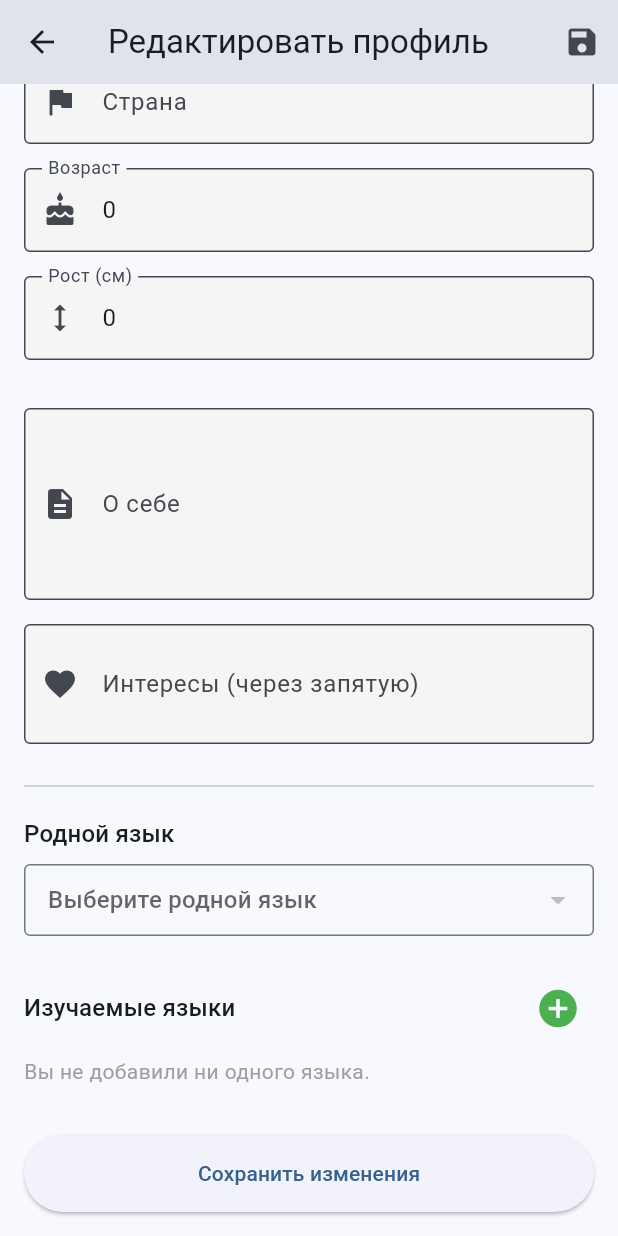
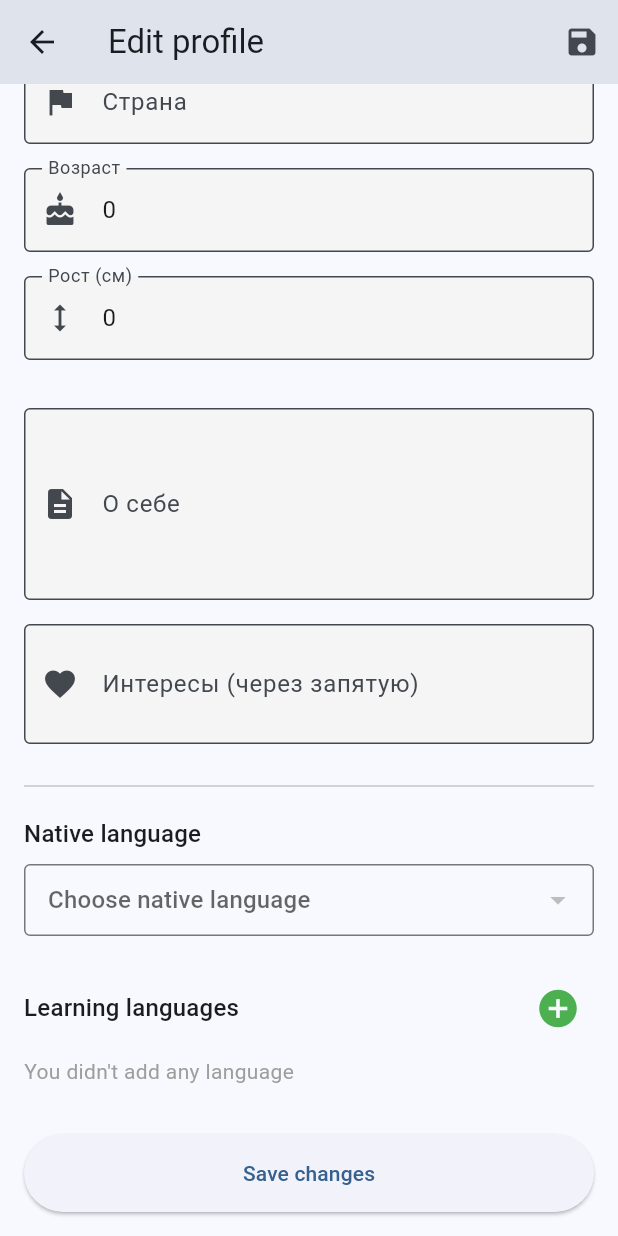
Before and after one commit to IgorvH-Developer/langbridge, a Flutter app: the EditProfileScreen screen opened directly with empty values, scrolled down 256 dp, on a phone screen of 412 x 824 dp. Run offline on Flutter 3.47's test engine with Material 3 defaults, Android fonts, the phone set to English and light mode, and no system bars; our stand-ins replace audioplayers, camera, firebase_core, firebase_messaging, flutter_dotenv, flutter_secure_storage and 4 more; missing offline and left inert: flutter_sound, flutter_webrtc, record; accounts and stored records are empty; network calls fail.

Commit message:
Sreens text were made multilanguage

```diff
--- a/lib/l10n/app_en.arb
+++ b/lib/l10n/app_en.arb
@@ -36,5 +36,49 @@
   "confirm": "confirm",
   "translationLanguage": "Translation Language",
   "systemDefault": "System Default",
-  "translationError": "Translation failed"
+  "translationError": "Translation failed",
+  "cancel" : "cancel",
+  "upp": "upp",
+  "permissionToCallNotification": "Permission to call notification",
+  "permissionToVideoNotification": "Permission to video notification",
+  "incoming": "incoming",
+  "video": "video",
+  "audio": "audio",
+  "reject": "reject",
+  "accept": "accept",
+  "recordingError": "recording error",
+  "noMessages": "no messages",
+  "noPermissionToCall": "no permission to call",
+  "chats": "Chats",
+  "youDontHaveChatsYet": "You don't have chats yet",
+  "draft": "draft",
+  "profileSaved": "Profile saved!",
+  "saveErrorTryAgain": "Save error. Try again",
+  "editProfile": "Edit profile",
+  "saveChanges": "Save changes",
+  "nativeLanguage": "Native language",
+  "chooseNativeLanguage": "Choose native language",
+  "learningLanguages": "Learning languages",
+  "youDidntAddAnyLanguage": "You didn't add any language",
+  "level": "level",
+  "addLearningLanguage": "Add learning language",
+  "chooseLanguage": "Choose language",
+  "knowledgeLevel": "Knowledge level",
+  "add": "add",
+  "publications": "Publications",
+  "failedToCreateChat": "Failed to create chat",
+  "failedToLoadProfile": "Failed to load profile",
+  "aboutMyself": "About myself",
+  "languages": "Languages",
+  "noInformation": "No information",
+  "failedToLoadChat": "Failed to load chat",
+  "native": "Native",
+  "learn": "Learn",
+  "age": "Age",
+  "country": "Country",
+  "heigh": "Heigh",
+  "recordVideo": "Record video",
+  "send": "send",
+  "notSpecified": "not specified",
+  "centimeters": "cm"
 }
--- a/lib/l10n/app_localizations.dart
+++ b/lib/l10n/app_localizations.dart
@@ -229,6 +229,270 @@ abstract class AppLocalizations {
   /// In en, this message translates to:
   /// **'Translation failed'**
   String get translationError;
+
+  /// No description provided for @cancel.
+  ///
+  /// In en, this message translates to:
+  /// **'cancel'**
+  String get cancel;
+
+  /// No description provided for @upp.
+  ///
+  /// In en, this message translates to:
+  /// **'upp'**
+  String get upp;
+
+  /// No description provided for @permissionToCallNotification.
+  ///
+  /// In en, this message translates to:
+  /// **'Permission to call notification'**
+  String get permissionToCallNotification;
+
+  /// No description provided for @permissionToVideoNotification.
+  ///
+  /// In en, this message translates to:
+  /// **'Permission to video notification'**
+  String get permissionToVideoNotification;
+
+  /// No description provided for @incoming.
+  ///
+  /// In en, this message translates to:
+  /// **'incoming'**
+  String get incoming;
+
+  /// No description provided for @video.
+  ///
+  /// In en, this message translates to:
+  /// **'video'**
+  String get video;
+
+  /// No description provided for @audio.
+  ///
+  /// In en, this message translates to:
+  /// **'audio'**
+  String get audio;
+
+  /// No description provided for @reject.
+  ///
+  /// In en, this message translates to:
+  /// **'reject'**
+  String get reject;
+
+  /// No description provided for @accept.
+  ///
+  /// In en, this message translates to:
+  /// **'accept'**
+  String get accept;
+
+  /// No description provided for @recordingError.
+  ///
+  /// In en, this message translates to:
+  /// **'recording error'**
+  String get recordingError;
+
+  /// No description provided for @noMessages.
+  ///
+  /// In en, this message translates to:
+  /// **'no messages'**
+  String get noMessages;
+
+  /// No description provided for @noPermissionToCall.
+  ///
+  /// In en, this message translates to:
+  /// **'no permission to call'**
+  String get noPermissionToCall;
+
+  /// No description provided for @chats.
+  ///
+  /// In en, this message translates to:
+  /// **'Chats'**
+  String get chats;
+
+  /// No description provided for @youDontHaveChatsYet.
+  ///
+  /// In en, this message translates to:
+  /// **'You don\'t have chats yet'**
+  String get youDontHaveChatsYet;
+
+  /// No description provided for @draft.
+  ///
+  /// In en, this message translates to:
+  /// **'draft'**
+  String get draft;
+
+  /// No description provided for @profileSaved.
+  ///
+  /// In en, this message translates to:
+  /// **'Profile saved!'**
+  String get profileSaved;
+
+  /// No description provided for @saveErrorTryAgain.
+  ///
+  /// In en, this message translates to:
+  /// **'Save error. Try again'**
+  String get saveErrorTryAgain;
+
+  /// No description provided for @editProfile.
+  ///
+  /// In en, this message translates to:
+  /// **'Edit profile'**
+  String get editProfile;
+
+  /// No description provided for @saveChanges.
+  ///
+  /// In en, this message translates to:
+  /// **'Save changes'**
+  String get saveChanges;
+
+  /// No description provided for @nativeLanguage.
+  ///
+  /// In en, this message translates to:
+  /// **'Native language'**
+  String get nativeLanguage;
+
+  /// No description provided for @chooseNativeLanguage.
+  ///
+  /// In en, this message translates to:
+  /// **'Choose native language'**
+  String get chooseNativeLanguage;
+
+  /// No description provided for @learningLanguages.
+  ///
+  /// In en, this message translates to:
+  /// **'Learning languages'**
+  String get learningLanguages;
+
+  /// No description provided for @youDidntAddAnyLanguage.
+  ///
+  /// In en, this message translates to:
+  /// **'You didn\'t add any language'**
+  String get youDidntAddAnyLanguage;
+
+  /// No description provided for @level.
+  ///
+  /// In en, this message translates to:
+  /// **'level'**
+  String get level;
+
+  /// No description provided for @addLearningLanguage.
+  ///
+  /// In en, this message translates to:
+  /// **'Add learning language'**
+  String get addLearningLanguage;
+
+  /// No description provided for @chooseLanguage.
+  ///
+  /// In en, this message translates to:
+  /// **'Choose language'**
+  String get chooseLanguage;
+
+  /// No description provided for @knowledgeLevel.
+  ///
+  /// In en, this message translates to:
+  /// **'Knowledge level'**
+  String get knowledgeLevel;
+
+  /// No description provided for @add.
+  ///
+  /// In en, this message translates to:
+  /// **'add'**
+  String get add;
+
+  /// No description provided for @publications.
+  ///
+  /// In en, this message translates to:
+  /// **'Publications'**
+  String get publications;
+
+  /// No description provided for @failedToCreateChat.
+  ///
+  /// In en, this message translates to:
+  /// **'Failed to create chat'**
+  String get failedToCreateChat;
+
+  /// No description provided for @failedToLoadProfile.
+  ///
+  /// In en, this message translates to:
+  /// **'Failed to load profile'**
+  String get failedToLoadProfile;
+
+  /// No description provided for @aboutMyself.
+  ///
+  /// In en, this message translates to:
+  /// **'About myself'**
+  String get aboutMyself;
+
+  /// No description provided for @languages.
+  ///
+  /// In en, this message translates to:
+  /// **'Languages'**
+  String get languages;
+
+  /// No description provided for @noInformation.
+  ///
+  /// In en, this message translates to:
+  /// **'No information'**
+  String get noInformation;
+
+  /// No description provided for @failedToLoadChat.
+  ///
+  /// In en, this message translates to:
+  /// **'Failed to load chat'**
+  String get failedToLoadChat;
+
+  /// No description provided for @native.
+  ///
+  /// In en, this message translates to:
+  /// **'Native'**
+  String get native;
+
+  /// No description provided for @learn.
+  ///
+  /// In en, this message translates to:
+  /// **'Learn'**
+  String get learn;
+
+  /// No description provided for @age.
+  ///
+  /// In en, this message translates to:
+  /// **'Age'**
+  String get age;
+
+  /// No description provided for @country.
+  ///
+  /// In en, this message translates to:
+  /// **'Country'**
+  String get country;
+
+  /// No description provided for @heigh.
+  ///
+  /// In en, this message translates to:
+  /// **'Heigh'**
+  String get heigh;
+
+  /// No description provided for @recordVideo.
+  ///
+  /// In en, this message translates to:
+  /// **'Record video'**
+  String get recordVideo;
+
+  /// No description provided for @send.
+  ///
+  /// In en, this message translates to:
+  /// **'send'**
+  String get send;
+
+  /// No description provided for @notSpecified.
+  ///
+  /// In en, this message translates to:
+  /// **'not specified'**
+  String get notSpecified;
+
+  /// No description provided for @centimeters.
+  ///
+  /// In en, this message translates to:
+  /// **'cm'**
+  String get centimeters;
 }
 
 class _AppLocalizationsDelegate
--- a/lib/screens/call_screen.dart
+++ b/lib/screens/call_screen.dart
@@ -1,6 +1,7 @@
 import 'package:flutter/material.dart';
 import 'package:flutter_webrtc/flutter_webrtc.dart';
 import 'package:permission_handler/permission_handler.dart';
+import '../l10n/app_localizations.dart';
 import '../services/webrtc_manager.dart';
 
 class CallScreen extends StatefulWidget {
@@ -61,6 +62,8 @@ class _CallScreenState extends State<CallScreen> {
   }
 
   Future<void> _initializeCall() async {
+    final l10n = AppLocalizations.of(context)!;
+
     // Запрашиваем разрешения
     var cameraStatus = await Permission.camera.request();
     var microphoneStatus = await Permission.microphone.request();
@@ -68,7 +71,7 @@ class _CallScreenState extends State<CallScreen> {
     if (!mounted) return;
 
     if ((widget.isVideoCall && !cameraStatus.isGranted) || !microphoneStatus.isGranted) {
-      ScaffoldMessenger.of(context).showSnackBar(const SnackBar(content: Text("Нет разрешений для звонка.")));
+      ScaffoldMessenger.of(context).showSnackBar(SnackBar(content: Text(l10n.noPermissionToCall)));
       widget.manager.endCall(); // Завершаем звонок, если нет разрешений
       return;
     }
--- a/lib/screens/edit_profile_screen.dart
+++ b/lib/screens/edit_profile_screen.dart
@@ -5,7 +5,9 @@ import 'package:image_picker/image_picker.dart';
 import 'package:LangBridge/models/user_profile.dart';
 import 'package:LangBridge/models/language.dart'; // <<< Убедитесь, что эта модель создана
 import 'package:LangBridge/services/api_service.dart';
-import 'package:LangBridge/config/app_config.dart'; // <<< Импортируем для сборки URL аватара
+import 'package:LangBridge/config/app_config.dart';
+
+import '../l10n/app_localizations.dart'; // <<< Импортируем для сборки URL аватара
 
 class EditProfileScreen extends StatefulWidget {
   final UserProfile profile;
@@ -97,6 +99,8 @@ class _EditProfileScreenState extends State<EditProfileScreen> {
   }
 
   Future<void> _saveProfile() async {
+    final l10n = AppLocalizations.of(context)!;
+
     if (!_formKey.currentState!.validate() || _isSaving) return;
 
     setState(() => _isSaving = true);
@@ -150,19 +154,21 @@ class _EditProfileScreenState extends State<EditProfileScreen> {
     if (mounted) {
       setState(() => _isSaving = false);
       if (updatedProfile != null) {
-        ScaffoldMessenger.of(context).showSnackBar(const SnackBar(content: Text("Профиль сохранен!"), backgroundColor: Colors.green));
+        ScaffoldMessenger.of(context).showSnackBar(SnackBar(content: Text(l10n.profileSaved), backgroundColor: Colors.green));
         Navigator.of(context).pop(updatedProfile); // Возвращаем результат
       } else {
-        ScaffoldMessenger.of(context).showSnackBar(const SnackBar(content: Text("Ошибка сохранения. Попробуйте снова."), backgroundColor: Colors.red));
+        ScaffoldMessenger.of(context).showSnackBar(SnackBar(content: Text(l10n.saveErrorTryAgain), backgroundColor: Colors.red));
       }
     }
   }
 
   @override
   Widget build(BuildContext context) {
+    final l10n = AppLocalizations.of(context)!;
+
     return Scaffold(
       appBar: AppBar(
-        title: const Text("Редактировать профиль"),
+        title: Text(l10n.editProfile),
         actions: [
           if (_isSaving) const Padding(padding: EdgeInsets.all(16.0), child: CircularProgressIndicator(color: Colors.white)),
           if (!_isSaving) IconButton(onPressed: _saveProfile, icon: const Icon(Icons.save), tooltip: "Сохранить"),
@@ -194,7 +200,7 @@ class _EditProfileScreenState extends State<EditProfileScreen> {
             ElevatedButton(
               style: ElevatedButton.styleFrom(padding: const EdgeInsets.symmetric(vertical: 16)),
               onPressed: _isSaving ? null : _saveProfile,
-              child: const Text("Сохранить изменения"),
+              child: Text(l10n.saveChanges),
             ),
           ],
         ),
@@ -239,16 +245,18 @@ class _EditProfileScreenState extends State<EditProfileScreen> {
   }
 
   Widget _buildNativeLanguageSelector() {
+    final l10n = AppLocalizations.of(context)!;
+
     return Column(
       crossAxisAlignment: CrossAxisAlignment.start,
       children: [
-        Text("Родной язык", style: Theme.of(context).textTheme.titleMedium),
+        Text(l10n.nativeLanguage, style: Theme.of(context).textTheme.titleMedium),
         const SizedBox(height: 8),
         DropdownButtonFormField<int?>(
           value: _nativeLanguage?.id,
           isExpanded: true,
           decoration: const InputDecoration(border: OutlineInputBorder(), contentPadding: EdgeInsets.symmetric(horizontal: 12)),
-          hint: const Text("Выберите родной язык"),
+          hint: Text(l10n.chooseNativeLanguage),
           items: _allLanguages.map((lang) => DropdownMenuItem(value: lang.id, child: Text(lang.name))).toList(),
           onChanged: (langId) {
             if (langId != null) {
@@ -264,20 +272,22 @@ class _EditProfileScreenState extends State<EditProfileScreen> {
   }
 
   Widget _buildLearningLanguagesSection() {
+    final l10n = AppLocalizations.of(context)!;
+
     return Column(
       crossAxisAlignment: CrossAxisAlignment.start,
       children: [
         Row(
           mainAxisAlignment: MainAxisAlignment.spaceBetween,
           children: [
-            Text("Изучаемые языки", style: Theme.of(context).textTheme.titleMedium),
+            Text(l10n.learningLanguages, style: Theme.of(context).textTheme.titleMedium),
             IconButton(icon: const Icon(Icons.add_circle, color: Colors.green, size: 30), onPressed: () => _showAddLearningLanguageDialog(), tooltip: "Добавить язык"),
           ],
         ),
         if (_learningLanguages.isEmpty)
-          const Padding(
+          Padding(
             padding: EdgeInsets.symmetric(vertical: 8.0),
-            child: Text("Вы не добавили ни одного языка.", style: TextStyle(color: Colors.grey)),
+            child: Text(l10n.youDidntAddAnyLanguage, style: TextStyle(color: Colors.grey)),
           ),
         ..._learningLanguages.map((lang) {
           return Card(
@@ -285,7 +295,7 @@ class _EditProfileScreenState extends State<EditProfileScreen> {
             child: ListTile(
               leading: CircleAvatar(child: Text(lang.code.toUpperCase(), style: const TextStyle(fontWeight: FontWeight.bold))),
               title: Text(lang.name),
-              subtitle: Text("Уровень: ${lang.level}"),
+              subtitle: Text("${l10n.level}: ${lang.level}"),
               trailing: IconButton(
                 icon: const Icon(Icons.delete, color: Colors.red),
                 onPressed: () => setState(() => _learningLanguages.remove(lang)),
@@ -301,6 +311,7 @@ class _EditProfileScreenState extends State<EditProfileScreen> {
     Language? selectedLang;
     String selectedLevel = 'A1';
     final levels = ['A1', 'A2', 'B1', 'B2', 'C1', 'C2'];
+    final l10n = AppLocalizations.of(context)!;
 
     // Фильтруем языки, которые уже выбраны (как родной или изучаемый)
     final availableLangs = _allLanguages.where((l) => l.id != _nativeLanguage?.id && !_learningLanguages.any((learnLang) => learnLang.id == l.id)).toList();
@@ -311,28 +322,28 @@ class _EditProfileScreenState extends State<EditProfileScreen> {
         return StatefulBuilder(
           builder: (context, setDialogState) {
             return AlertDialog(
-              title: const Text("Добавить изучаемый язык"),
+              title: Text(l10n.addLearningLanguage),
               content: Column(
                 mainAxisSize: MainAxisSize.min,
                 children: [
                   DropdownButton<Language>(
                     value: selectedLang,
                     isExpanded: true,
-                    hint: const Text("Выберите язык"),
+                    hint: Text(l10n.chooseLanguage),
                     items: availableLangs.map((lang) => DropdownMenuItem(value: lang, child: Text(lang.name))).toList(),
                     onChanged: (lang) => setDialogState(() => selectedLang = lang),
                   ),
                   DropdownButton<String>(
                     value: selectedLevel,
                     isExpanded: true,
-                    hint: const Text("Уровень владения"),
+                    hint: Text(l10n.knowledgeLevel),
                     items: levels.map((level) => DropdownMenuItem(value: level, child: Text(level))).toList(),
                     onChanged: (level) => setDialogState(() => selectedLevel = level!),
                   ),
                 ],
               ),
               actions: [
-                TextButton(onPressed: () => Navigator.of(context).pop(), child: const Text("Отмена")),
+                TextButton(onPressed: () => Navigator.of(context).pop(), child: Text(l10n.cancel)),
                 ElevatedButton(
                   onPressed: () {
                     if (selectedLang != null) {
@@ -342,7 +353,7 @@ class _EditProfileScreenState extends State<EditProfileScreen> {
                       Navigator.of(context).pop();
                     }
                   },
-                  child: const Text("Добавить"),
+                  child: Text(l10n.add),
                 ),
               ],
             );
--- a/lib/screens/feed_screen.dart
+++ b/lib/screens/feed_screen.dart
@@ -1,10 +1,13 @@
 import 'package:flutter/material.dart';
+
+import '../l10n/app_localizations.dart';
 
 class FeedScreen extends StatelessWidget {
   const FeedScreen({super.key});
 
   @override
   Widget build(BuildContext context) {
-    return const Center(child: Text("Лента публикаций"));
+    final l10n = AppLocalizations.of(context)!;
+    return Center(child: Text(l10n.publications));
   }
 }
--- a/lib/screens/profile_screen.dart
+++ b/lib/screens/profile_screen.dart
@@ -33,6 +33,8 @@ class _ProfileScreenState extends State<ProfileScreen> {
   }
 
   void _startChat() async {
+    final l10n = AppLocalizations.of(context)!;
+
     if (_profile == null) return;
 
     // Показываем индикатор загрузки
@@ -58,7 +60,7 @@ class _ProfileScreenState extends State<ProfileScreen> {
     } else {
       // Показываем ошибку
       ScaffoldMessenger.of(context).showSnackBar(
-          const SnackBar(content: Text("Не удалось создать чат."))
+          SnackBar(content: Text(l10n.failedToLoadChat))
       );
     }
   }
@@ -164,11 +166,13 @@ class _ProfileScreenState extends State<ProfileScreen> {
   }
 
   Widget _buildBody() {
+    final l10n = AppLocalizations.of(context)!;
+
     if (_isLoading) {
       return const Center(child: CircularProgressIndicator());
     }
     if (_profile == null) {
-      return const Center(child: Text("Не удалось загрузить профиль."));
+      return Center(child: Text(l10n.failedToLoadProfile));
     }
 
     final profile = _profile!;
@@ -189,22 +193,22 @@ class _ProfileScreenState extends State<ProfileScreen> {
           Text(profile.fullName!, style: Theme.of(context).textTheme.titleMedium, textAlign: TextAlign.center),
 
         const SizedBox(height: 24),
-        _buildProfileInfoRow(Icons.person_outline, "Возраст", profile.age?.toString() ?? "Не указан"),
-        _buildProfileInfoRow(Icons.flag_outlined, "Страна", profile.country ?? "Не указана"),
-        _buildProfileInfoRow(Icons.height, "Рост", profile.height != null ? "${profile.height} см" : "Не указан"),
+        _buildProfileInfoRow(Icons.person_outline, l10n.age, profile.age?.toString() ?? l10n.notSpecified),
+        _buildProfileInfoRow(Icons.flag_outlined, l10n.country, profile.country ?? l10n.notSpecified),
+        _buildProfileInfoRow(Icons.height, l10n.heigh, profile.height != null ? "${profile.height} ${l10n.centimeters}" : l10n.notSpecified),
 
         const Divider(height: 32),
-        Text("О себе", style: Theme.of(context).textTheme.titleLarge),
+        Text(l10n.aboutMyself, style: Theme.of(context).textTheme.titleLarge),
         const SizedBox(height: 8),
-        Text(profile.bio ?? "Нет информации."),
+        Text(profile.bio ?? l10n.noInformation),
 
         const Divider(height: 32),
-        Text("Языки", style: Theme.of(context).textTheme.titleLarge),
+        Text(l10n.languages, style: Theme.of(context).textTheme.titleLarge),
         const SizedBox(height: 8),
         ...profile.languages.map((lang) => ListTile(
           leading: const Icon(Icons.language),
           title: Text(lang.name),
-          subtitle: Text(lang.type == 'native' ? 'Родной' : 'Изучаю (${lang.level})'),
+          subtitle: Text(lang.type == 'native' ? l10n.native : '${l10n.learn} (${lang.level})'),
         )),
       ],
     );
```
Also changed, not shown: lib/l10n/app_localizations_en.dart (+133 -0 lines), lib/l10n/app_localizations_ru.dart (+134 -0 lines), lib/l10n/app_ru.arb (+45 -2 lines), lib/screens/chat_list_screen.dart (+9 -4 lines), lib/screens/chat_screen.dart (+21 -10 lines), lib/screens/video_message_screen.dart (+5 -2 lines).
